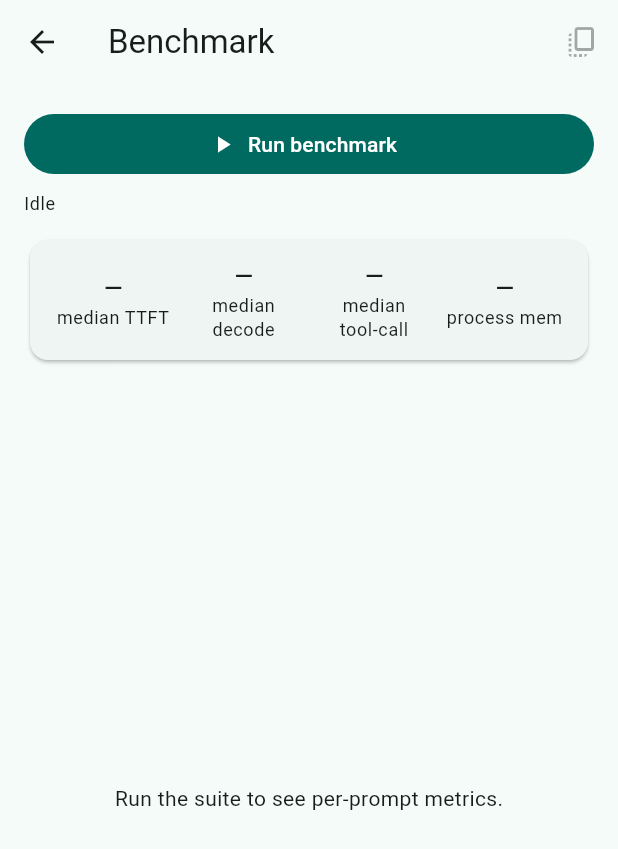
After one commit to Manas-33/offhand, a Flutter app: the screen it shows after launch, after a tap on the "speed" icon, on a phone screen of 412 x 824 dp. The commit adds this screen. Shown: the top 849 px of the screen. Run offline on Flutter 3.47's test engine with Material 3 defaults, Android fonts, the phone set to English and light mode, and no system bars; our stand-ins replace speech_to_text; missing offline and left inert: android_intent_plus.

Commit message:
add voice input and benchmark screen

```diff
--- /dev/null
+++ b/app/lib/screens/benchmark_screen.dart
@@ -0,0 +1,299 @@
+import 'dart:async';
+import 'dart:convert';
+
+import 'package:flutter/material.dart';
+import 'package:flutter/services.dart';
+
+import '../agent/parser.dart';
+import '../bridge/bridge.dart';
+import '../bridge/native_tools.dart';
+
+/// A representative request per tool, plus a no-call case, used to characterize
+/// the on-device engine. The mock maps each to a plausible tool call so the
+/// numbers are meaningful before the specialist bundle lands.
+const List<String> _benchPrompts = [
+  'Set an alarm for 7am',
+  'Start a 10 minute timer',
+  'Remind me to call the dentist at 3pm',
+  'Add a team sync to my calendar tomorrow at 10am',
+  'Open wifi settings',
+  'Turn on bluetooth',
+  "Text Mom I'm on my way",
+  'Email Alex about lunch',
+  'Play some lo-fi beats',
+  'Pause the music',
+  'Turn on the flashlight',
+  'Make a note to buy milk',
+  "What's the weather tomorrow?",
+];
+
+/// One prompt's measured result.
+class BenchRow {
+  BenchRow({
+    required this.prompt,
+    this.ttftMs = 0,
+    this.tps = 0,
+    this.tokens = 0,
+    this.totalMs = 0,
+    this.toolCallMs,
+    this.tool,
+    this.error,
+  });
+
+  final String prompt;
+  final int ttftMs;
+  final double tps;
+  final int tokens;
+  final int totalMs;
+
+  /// Time from generate() to the first parseable tool call, or null if the
+  /// model produced no call (the no-call / irrelevance path).
+  final int? toolCallMs;
+  final String? tool;
+  final String? error;
+
+  Map<String, Object?> toJson() => {
+        'prompt': prompt,
+        'ttft_ms': ttftMs,
+        'tps': double.parse(tps.toStringAsFixed(2)),
+        'tokens': tokens,
+        'total_ms': totalMs,
+        'tool_call_ms': toolCallMs,
+        'tool': tool,
+        if (error != null) 'error': error,
+      };
+}
+
+class BenchmarkScreen extends StatefulWidget {
+  const BenchmarkScreen({super.key});
+
+  @override
+  State<BenchmarkScreen> createState() => _BenchmarkScreenState();
+}
+
+class _BenchmarkScreenState extends State<BenchmarkScreen> {
+  final OffhandBridge _bridge = OffhandBridge();
+  final NativeTools _native = NativeTools();
+
+  bool _running = false;
+  String _status = 'Idle';
+  final List<BenchRow> _rows = [];
+  double? _memoryMb;
+
+  Future<void> _run() async {
+    setState(() {
+      _running = true;
+      _rows.clear();
+      _status = 'Loading model…';
+      _memoryMb = null;
+    });
+
+    await _bridge.loadModel('/data/local/tmp/offhand/qwen3-1.7b');
+
+    for (var i = 0; i < _benchPrompts.length; i++) {
+      if (!mounted) return;
+      setState(() => _status = 'Running ${i + 1}/${_benchPrompts.length}…');
+      final row = await _runOnce(_benchPrompts[i]);
+      if (!mounted) return;
+      setState(() => _rows.add(row));
+    }
+
+    final mem = await _native.memoryMb();
+    if (!mounted) return;
+    setState(() {
+      _memoryMb = mem;
+      _running = false;
+      _status = 'Done — ${_rows.length} prompts';
+    });
+  }
+
+  /// Generate for one prompt and measure it. Tool-call latency is the moment the
+  /// streamed text first parses to a tool call, computed live so it reflects a
+  /// real streaming engine, not just the total time.
+  Future<BenchRow> _runOnce(String prompt) async {
+    final completer = Completer<BenchRow>();
+    final stopwatch = Stopwatch()..start();
+    final buffer = StringBuffer();
+    int? toolCallMs;
+    String? tool;
+
+    void checkForCall() {
+      if (toolCallMs != null) return;
+      final calls = parseToolCalls(buffer.toString());
+      if (calls.isNotEmpty) {
+        toolCallMs = stopwatch.elapsedMilliseconds;
+        tool = calls.first.name;
+      }
+    }
+
+    late final StreamSubscription<BridgeEvent> sub;
+    sub = _bridge.events().listen((e) {
+      switch (e) {
+        case TokenEvent():
+          buffer.write(e.text);
+          checkForCall();
+        case DoneEvent():
+          checkForCall();
+          sub.cancel();
+          completer.complete(BenchRow(
+            prompt: prompt,
+            ttftMs: e.ttftMs,
+            tps: e.tps,
+            tokens: e.tokens,
+            totalMs: e.totalMs,
+            toolCallMs: toolCallMs,
+            tool: tool,
+          ));
+        case ErrorEvent():
+          sub.cancel();
+          completer.complete(BenchRow(prompt: prompt, error: e.message));
+      }
+    });
+
+    await _bridge.generate(prompt);
+    return completer.future;
+  }
+
+  void _copyJson() {
+    final calls = _rows.where((r) => r.tool != null).toList();
+    final report = {
+      'engine': 'mock',
+      'generated_at': DateTime.now().toIso8601String(),
+      'n': _rows.length,
+      'aggregates': {
+        'median_ttft_ms': _median(_rows.map((r) => r.ttftMs.toDouble())),
+        'median_tps': _median(_rows.map((r) => r.tps)),
+        'median_tool_call_ms':
+            _median(calls.map((r) => r.toolCallMs!.toDouble())),
+        'tool_calls': calls.length,
+        if (_memoryMb != null)
+          'process_mem_mb': double.parse(_memoryMb!.toStringAsFixed(1)),
+      },
+      'rows': _rows.map((r) => r.toJson()).toList(),
+    };
+    Clipboard.setData(ClipboardData(text: const JsonEncoder.withIndent('  ').convert(report)));
+    ScaffoldMessenger.of(context)
+        .showSnackBar(const SnackBar(content: Text('Benchmark JSON copied to clipboard')));
+  }
+
+  double? _median(Iterable<double> values) {
+    final list = values.toList()..sort();
+    if (list.isEmpty) return null;
+    final mid = list.length ~/ 2;
+    final m = list.length.isOdd ? list[mid] : (list[mid - 1] + list[mid]) / 2;
+    return double.parse(m.toStringAsFixed(1));
+  }
+
+  @override
+  Widget build(BuildContext context) {
+    final withCalls = _rows.where((r) => r.tool != null).toList();
+    return Scaffold(
+      appBar: AppBar(
+        title: const Text('Benchmark'),
+        actions: [
+          IconButton(
+            tooltip: 'Copy JSON',
+            onPressed: _rows.isEmpty || _running ? null : _copyJson,
+            icon: const Icon(Icons.copy_all),
+          ),
+        ],
+      ),
+      body: Padding(
+        padding: const EdgeInsets.all(16),
+        child: Column(
+          crossAxisAlignment: CrossAxisAlignment.stretch,
+          children: [
+            FilledButton.icon(
+              onPressed: _running ? null : _run,
+              icon: _running
+                  ? const SizedBox(
+                      width: 16, height: 16, child: CircularProgressIndicator(strokeWidth: 2))
+                  : const Icon(Icons.play_arrow),
+              label: Text(_running ? 'Running…' : 'Run benchmark'),
+            ),
+            const SizedBox(height: 8),
+            Text(_status, style: Theme.of(context).textTheme.bodySmall),
+            const SizedBox(height: 12),
+            _SummaryCard(
+              medianTtft: _median(_rows.map((r) => r.ttftMs.toDouble())),
+              medianTps: _median(_rows.map((r) => r.tps)),
+              medianToolCall: _median(withCalls.map((r) => r.toolCallMs!.toDouble())),
+              memoryMb: _memoryMb,
+            ),
+            const SizedBox(height: 12),
+            Expanded(
+              child: _rows.isEmpty
+                  ? const Center(child: Text('Run the suite to see per-prompt metrics.'))
+                  : ListView.separated(
+                      itemCount: _rows.length,
+                      separatorBuilder: (_, _) => const Divider(height: 1),
+                      itemBuilder: (_, i) => _RowTile(row: _rows[i]),
+                    ),
+            ),
+          ],
+        ),
+      ),
+    );
+  }
+}
+
+class _SummaryCard extends StatelessWidget {
+  const _SummaryCard({
+    required this.medianTtft,
+    required this.medianTps,
+    required this.medianToolCall,
+    required this.memoryMb,
+  });
+
+  final double? medianTtft;
+  final double? medianTps;
+  final double? medianToolCall;
+  final double? memoryMb;
+
+  @override
+  Widget build(BuildContext context) {
+    String v(double? x, String unit) => x == null ? '—' : '${x.toStringAsFixed(x >= 100 ? 0 : 1)} $unit';
+    Widget cell(String value, String label) => Expanded(
+          child: Column(children: [
+            Text(value, style: Theme.of(context).textTheme.titleMedium),
+            Text(label, style: Theme.of(context).textTheme.bodySmall, textAlign: TextAlign.center),
+          ]),
+        );
+    return Card(
+      child: Padding(
+        padding: const EdgeInsets.all(12),
+        child: Row(
+          children: [
+            cell(v(medianTtft, 'ms'), 'median TTFT'),
+            cell(v(medianTps, 'tok/s'), 'median decode'),
+            cell(v(medianToolCall, 'ms'), 'median\ntool-call'),
+            cell(v(memoryMb, 'MB'), 'process mem'),
+          ],
+        ),
+      ),
+    );
+  }
+}
+
+class _RowTile extends StatelessWidget {
+  const _RowTile({required this.row});
+  final BenchRow row;
+
+  @override
+  Widget build(BuildContext context) {
+    final subtitle = row.error != null
+        ? 'error: ${row.error}'
+        : '${row.ttftMs} ms TTFT · ${row.tps.toStringAsFixed(1)} tok/s · '
+            '${row.toolCallMs == null ? 'no call' : '${row.toolCallMs} ms → ${row.tool}'}';
+    return ListTile(
+      dense: true,
+      title: Text(row.prompt, maxLines: 1, overflow: TextOverflow.ellipsis),
+      subtitle: Text(subtitle),
+      trailing: Icon(
+        row.tool != null ? Icons.check_circle : Icons.chat_bubble_outline,
+        size: 18,
+        color: row.tool != null ? Colors.green : Colors.grey,
+      ),
+    );
+  }
+}
--- a/app/lib/screens/home_screen.dart
+++ b/app/lib/screens/home_screen.dart
@@ -5,8 +5,10 @@ import 'package:flutter/material.dart';
 import '../agent/actions.dart';
 import '../agent/parser.dart';
 import '../bridge/bridge.dart';
+import '../services/speech.dart';
 import '../widgets/approval_sheet.dart';
 import '../widgets/metrics_bar.dart';
+import 'benchmark_screen.dart';
 
 class HomeScreen extends StatefulWidget {
   const HomeScreen({super.key});
@@ -17,6 +19,7 @@ class HomeScreen extends StatefulWidget {
 
 class _HomeScreenState extends State<HomeScreen> {
   final OffhandBridge _bridge = OffhandBridge();
+  final SpeechInput _speech = SpeechInput();
   final TextEditingController _promptController =
       TextEditingController(text: 'Set an alarm for 7am');
   final ScrollController _scrollController = ScrollController();
@@ -25,27 +28,32 @@ class _HomeScreenState extends State<HomeScreen> {
   bool _loaded = false;
   bool _loading = false;
   bool _generating = false;
+  bool _listening = false;
   String _output = '';
   DoneEvent? _metrics;
 
   @override
   void initState() {
     super.initState();
-    _sub = _bridge.events().listen(
-      _onEvent,
-      onError: (Object error) {
-        if (!mounted) return;
-        setState(() {
-          _generating = false;
-          _output += '\n[stream error] $error';
-        });
-      },
-    );
+    _listen();
+  }
+
+  void _listen() {
+    _sub = _bridge.events().listen(_onEvent, onError: _onStreamError);
+  }
+
+  void _onStreamError(Object error) {
+    if (!mounted) return;
+    setState(() {
+      _generating = false;
+      _output += '\n[stream error] $error';
+    });
   }
 
   @override
   void dispose() {
     _sub?.cancel();
+    _speech.dispose();
     _promptController.dispose();
     _scrollController.dispose();
     super.dispose();
@@ -115,10 +123,70 @@ class _HomeScreenState extends State<HomeScreen> {
     setState(() => _generating = false);
   }
 
+  /// Toggle voice input. Recognized words flow straight into the prompt field.
+  Future<void> _toggleMic() async {
+    final messenger = ScaffoldMessenger.of(context);
+    if (_listening) {
+      await _speech.stop();
+      if (mounted) setState(() => _listening = false);
+      return;
+    }
+    final started = await _speech.start(
+      onText: (text, isFinal) {
+        if (!mounted) return;
+        setState(() {
+          _promptController.text = text;
+          _promptController.selection =
+              TextSelection.collapsed(offset: text.length);
+          if (isFinal) _listening = false;
+        });
+      },
+      onStatus: (s) {
+        if (mounted && (s == 'done' || s == 'notListening')) {
+          setState(() => _listening = false);
+        }
+      },
+      onError: (e) {
+        if (!mounted) return;
+        setState(() => _listening = false);
+        messenger.showSnackBar(SnackBar(content: Text('Speech error: $e')));
+      },
+    );
+    if (!mounted) return;
+    if (started) {
+      setState(() => _listening = true);
+    } else {
+      messenger.showSnackBar(const SnackBar(
+        content: Text('Speech recognition unavailable (check mic permission)'),
+      ));
+    }
+  }
+
+  /// Open the benchmark screen. It drives the same bridge, so pause our own
+  /// listener to avoid the agent loop firing an approval sheet mid-run.
+  Future<void> _openBenchmark() async {
+    final navigator = Navigator.of(context);
+    await _sub?.cancel();
+    _sub = null;
+    await navigator
+        .push(MaterialPageRoute(builder: (_) => const BenchmarkScreen()));
+    if (!mounted) return;
+    _listen();
+  }
+
   @override
   Widget build(BuildContext context) {
     return Scaffold(
-      appBar: AppBar(title: const Text('Offhand')),
+      appBar: AppBar(
+        title: const Text('Offhand'),
+        actions: [
+          IconButton(
+            tooltip: 'Benchmark',
+            icon: const Icon(Icons.speed),
+            onPressed: _openBenchmark,
+          ),
+        ],
+      ),
       body: Padding(
         padding: const EdgeInsets.all(16),
         child: Column(
@@ -138,9 +206,15 @@ class _HomeScreenState extends State<HomeScreen> {
             const SizedBox(height: 12),
             TextField(
               controller: _promptController,
-              decoration: const InputDecoration(
+              decoration: InputDecoration(
                 labelText: 'Prompt',
-                border: OutlineInputBorder(),
+                border: const OutlineInputBorder(),
+                suffixIcon: IconButton(
+                  tooltip: _listening ? 'Stop listening' : 'Speak',
+                  icon: Icon(_listening ? Icons.mic : Icons.mic_none),
+                  color: _listening ? Colors.red : null,
+                  onPressed: _toggleMic,
+                ),
               ),
               minLines: 1,
               maxLines: 3,
```
Also changed, not shown: app/lib/services/speech.dart (added, +49 -0 lines), 1 other file.
